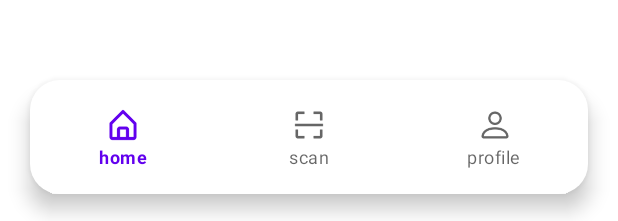
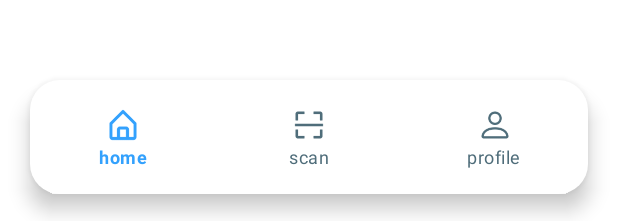
Before and after one commit to Anggitwr/Mobile-Development, an Android app: the layout activity_main.xml on its own in the app's theme, with its tools: preview values and no code run, on a phone screen of 412 x 824 dp. Shown: the part 1012-1233 px from the top of the screen. Run offline under Robolectric (Android 15) with nearby library versions, the phone set to English and light mode, and no system bars.

Commit message:
update bottom navigation

```diff
--- a/app/src/main/AndroidManifest.xml
+++ b/app/src/main/AndroidManifest.xml
@@ -16,13 +16,13 @@
             android:name=".ui.signup.SignupActivity"
             android:exported="false" />
         <activity
-            android:name=".MainActivity"
+            android:name=".ui.OnBoardingActivity"
             android:exported="false" />
         <activity
             android:name=".ui.login.LoginActivity"
             android:exported="false" />
         <activity
-            android:name=".ui.OnBoardingActivity"
+            android:name=".MainActivity"
             android:exported="true">
             <intent-filter>
                 <action android:name="android.intent.action.MAIN" />
--- /dev/null
+++ b/app/src/main/res/drawable/selector_coloring.xml
@@ -0,0 +1,7 @@
+<?xml version="1.0" encoding="utf-8"?>
+<selector xmlns:android="http://schemas.android.com/apk/res/android">
+
+        <item android:state_checked="true" android:color="@color/blue_200" />
+        <item android:state_checked="false" android:color="@color/grey_500"/>
+
+</selector>
--- a/app/src/main/res/layout/activity_main.xml
+++ b/app/src/main/res/layout/activity_main.xml
@@ -122,6 +122,8 @@
         app:layout_constraintBottom_toBottomOf="parent"
         app:menu="@menu/menu"
         android:layout_margin="20dp"
-        app:navGraph="@navigation/bottom_nav"/>
+        app:navGraph="@navigation/bottom_nav"
+        app:itemTextColor="@drawable/selector_coloring"
+        app:itemIconTint="@drawable/selector_coloring"/>
 
 </androidx.constraintlayout.widget.ConstraintLayout>
--- a/app/src/main/res/layout/activity_profile.xml
+++ b/app/src/main/res/layout/activity_profile.xml
@@ -76,5 +76,7 @@
         android:background="@drawable/bg_bottom_nav"
         app:layout_constraintBottom_toBottomOf="parent"
         app:menu="@menu/menu"
-        android:layout_margin="20dp"/>
+        android:layout_margin="20dp"
+        app:itemTextColor="@drawable/selector_coloring"
+        app:itemIconTint="@drawable/selector_coloring"/>
 </androidx.constraintlayout.widget.ConstraintLayout>
--- a/app/src/main/res/values/themes.xml
+++ b/app/src/main/res/values/themes.xml
@@ -3,7 +3,7 @@
     <style name="Theme.MobileDevelopment" parent="Theme.MaterialComponents.DayNight.DarkActionBar">
         <!-- Primary brand color. -->
         <item name="colorPrimary">@color/purple_500</item>
-        <item name="colorPrimaryVariant">@color/purple_700</item>
+        <item name="colorPrimaryVariant">@color/grey_500</item>
         <item name="colorOnPrimary">@color/white</item>
         <!-- Secondary brand color. -->
         <item name="colorSecondary">@color/teal_200</item>
```
Also changed, not shown: app/src/main/java/com/c22ps129/mobiledevelopment/MainActivity.kt (+27 -14 lines), app/src/main/java/com/c22ps129/mobiledevelopment/ui/ProfileActivity.kt (+22 -0 lines), app/src/main/res/values/colors.xml (line endings or trailing spaces).
